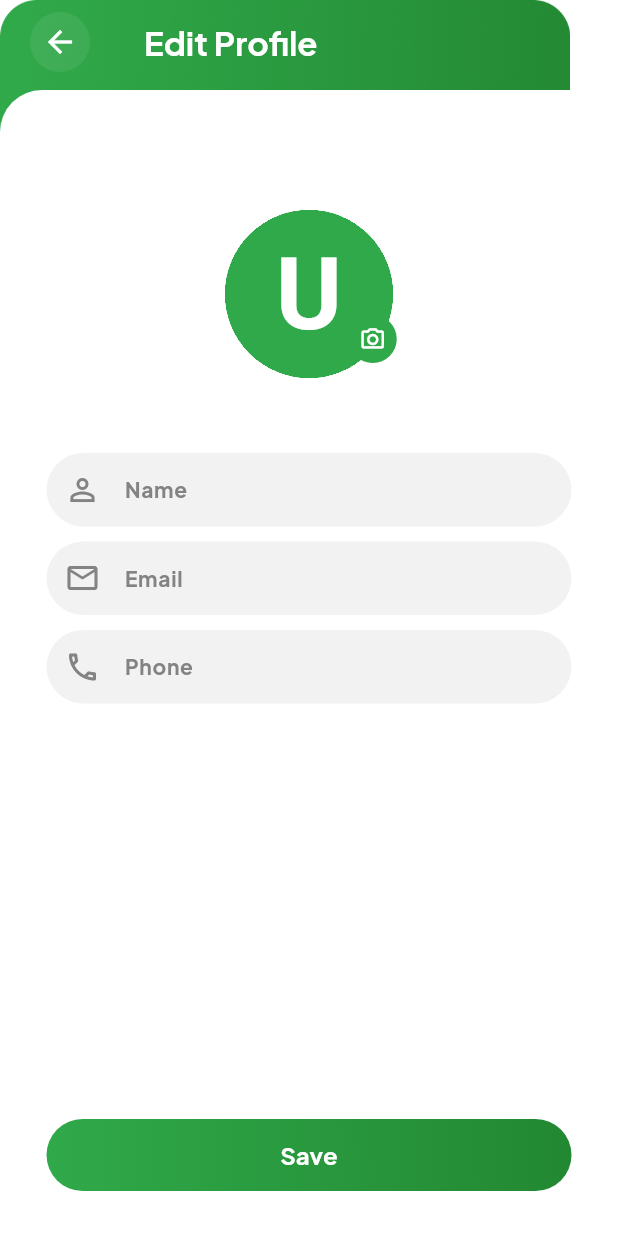
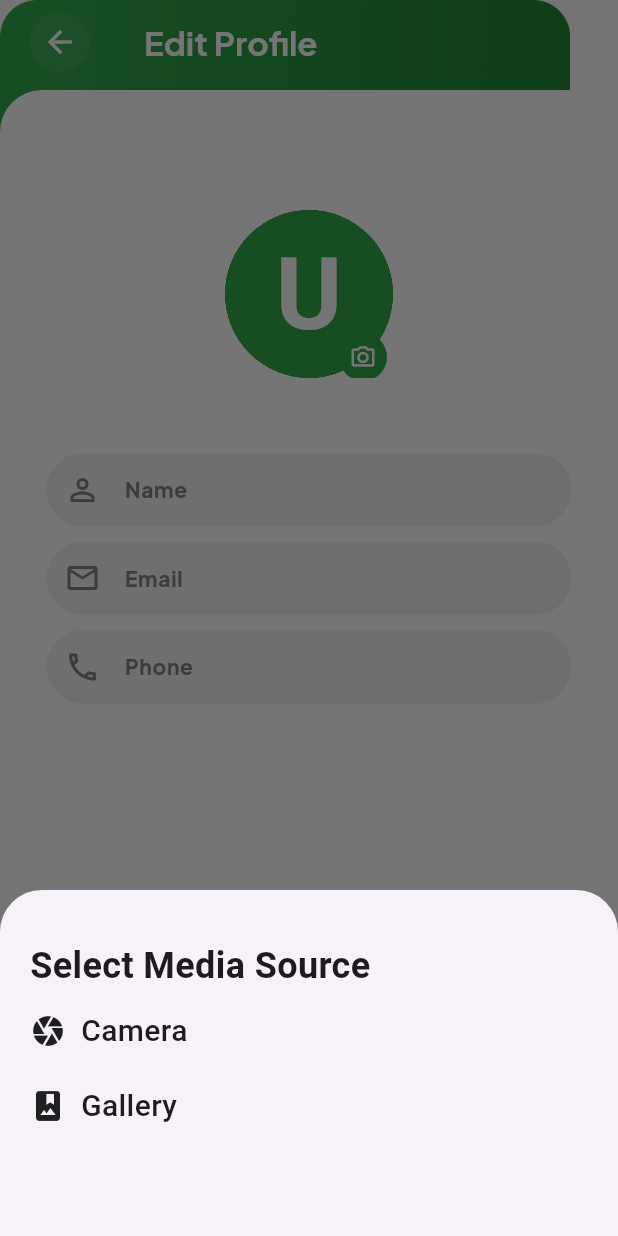
Before and after one commit to Techdotpvtltd/listiaapp, a Flutter app: the EditProfileScreen screen opened directly, after a tap on the "camera alt" icon, on a phone screen of 412 x 824 dp. Run offline on Flutter 3.47's test engine with Material 3 defaults, Android fonts, the phone set to English and light mode, and no system bars; drawn by our look-alikes of cached_network_image; our stand-ins replace cloud_firestore, firebase_auth, firebase_core, firebase_storage, flutter_bloc, flutter_svg and 6 more; accounts and stored records are empty; network calls fail.

Commit message:
User Profile updated

```diff
--- /dev/null
+++ b/lib/blocs/user/user_event.dart
@@ -0,0 +1,24 @@
+// ignore: dangling_library_doc_comments
+/// Project: 	   playtogethher
+/// File:    	   user_event
+/// Path:    	   lib/blocs/user/user_event.dart
+/// Author:       Ali Akbar
+/// Date:        13-03-24 15:41:39 -- Wednesday
+/// Description:
+///
+
+abstract class UserEvent {}
+
+/// Update Profile Event
+class UserEventUpdateProfile extends UserEvent {
+  final String? avatarUrl;
+  final String name;
+  final String email;
+  final String phone;
+  UserEventUpdateProfile({
+    this.avatarUrl,
+    required this.name,
+    required this.email,
+    required this.phone,
+  });
+}
--- /dev/null
+++ b/lib/blocs/user/user_state.dart
@@ -0,0 +1,49 @@
+import '../../exceptions/app_exceptions.dart';
+import '../../models/user_model.dart';
+
+/// Project: 	   playtogethher
+/// File:    	   user_state
+/// Path:    	   lib/blocs/user/user_state.dart
+/// Author:       Ali Akbar
+/// Date:        13-03-24 15:30:25 -- Wednesday
+/// Description:
+
+abstract class UserState {
+  final bool isLoading;
+  final String loadingText;
+
+  UserState({this.isLoading = false, this.loadingText = ""});
+}
+
+// Initial Sttate
+class UserStateInitial extends UserState {}
+
+// =========================== Avatar States================================
+class UserStateAvatarUploading extends UserState {
+  UserStateAvatarUploading(
+      {super.isLoading = true, super.loadingText = "Uploading Avatar."});
+}
+
+class UserStatAvatareUploadingFailure extends UserState {
+  final AppException exception;
+  UserStatAvatareUploadingFailure({required this.exception});
+}
+
+class UserStateAvatarUploaded extends UserState {}
+
+// =========================== Update Profile States ================================
+class UserStateProfileUpdating extends UserState {
+  UserStateProfileUpdating(
+      {super.isLoading = true, super.loadingText = "Updating Profile."});
+}
+
+class UserStateProfileUpdatingFailure extends UserState {
+  final AppException exception;
+  UserStateProfileUpdatingFailure({required this.exception});
+}
+
+class UserStateProfileUpdated extends UserState {
+  final UserModel user;
+
+  UserStateProfileUpdated({required this.user});
+}
--- a/lib/main.dart
+++ b/lib/main.dart
@@ -11,6 +11,7 @@ import 'package:flutter/services.dart';
 import 'package:flutter_bloc/flutter_bloc.dart';
 import 'package:listi_shop/blocs/auth/auth_bloc.dart';
 import 'package:listi_shop/blocs/drawer_cubit/drawer_cubit.dart';
+import 'package:listi_shop/blocs/user/user_bloc.dart';
 import 'package:listi_shop/managers/app_bloc_observer.dart';
 import 'package:listi_shop/screens/onboarding/splash_screen.dart';
 
@@ -44,6 +45,7 @@ class _WasteApp extends StatelessWidget {
       providers: [
         BlocProvider(create: (context) => AuthBloc()),
         BlocProvider(create: (context) => DrawerCubit()),
+        BlocProvider(create: (context) => UserBloc()),
       ],
       child: const _WasteMaterialApp(),
     );
--- a/lib/repos/user_repo.dart
+++ b/lib/repos/user_repo.dart
@@ -100,7 +100,6 @@ class UserRepo {
     required String name,
     required String email,
     required String phone,
-    required String apartment,
     String? imagePath,
   }) async {
     try {
@@ -132,7 +131,6 @@ class UserRepo {
         name: name,
         email: email,
         avatar: imagePath,
-        apartment: apartment,
         phoneNumber: phone,
       );
 
@@ -143,6 +141,7 @@ class UserRepo {
       _userModel = updatedModel;
       return _userModel!;
     } catch (e) {
+      debugPrint(e.toString());
       throw thrownAppException(e: e);
     }
   }
@@ -160,7 +159,7 @@ class UserRepo {
           ? throwAuthException(errorCode: e.code)
           : throwDataException(errorCode: e.code);
     } catch (e) {
-      debugPrint(e.toString());
+      // debugPrint(e.toString());
       throw DataExceptionUnknown(message: e.toString());
     }
   }
--- a/lib/screens/components/avatar_widget.dart
+++ b/lib/screens/components/avatar_widget.dart
@@ -1,7 +1,9 @@
 import 'package:flutter/material.dart';
+import 'package:image_picker/image_picker.dart';
 import 'package:listi_shop/utils/constants/app_theme.dart';
 
 import 'circle_network_image_widget.dart';
+import 'my_image_picker.dart';
 
 class AvatarWidget extends StatefulWidget {
   const AvatarWidget({
@@ -26,6 +28,26 @@ class AvatarWidget extends StatefulWidget {
 
 class _AvatarWidgetState extends State<AvatarWidget> {
   late String selectedAvatar = widget.avatarUrl ?? "";
+
+  void selectImage() {
+    final MyImagePicker imagePicker = MyImagePicker();
+    imagePicker.pick();
+    imagePicker.onSelection(
+      (exception, data) {
+        if (data is XFile) {
+          setState(() {
+            if (widget.onSelectedImage != null) {
+              widget.onSelectedImage!(data.path);
+            }
+            setState(() {
+              selectedAvatar = data.path;
+            });
+          });
+        }
+      },
+    );
+  }
+
   @override
   Widget build(BuildContext context) {
     return Center(
@@ -51,21 +73,28 @@ class _AvatarWidgetState extends State<AvatarWidget> {
                   );
                 },
               ),
-              onTapImage: widget.onSelectedImage != null
-                  ? () {
-                      // selectImage();
-                    }
-                  : () {},
             ),
           ),
           Visibility(
             visible: widget.onSelectedImage != null,
-            child: const Positioned(
-              right: 5,
-              bottom: 5,
-              child: Icon(
-                Icons.camera_alt,
-                color: AppTheme.primaryColor2,
+            child: Positioned(
+              right: 0,
+              bottom: -6,
+              child: IconButton(
+                onPressed: () {
+                  selectImage();
+                },
+                style: const ButtonStyle(
+                  padding: MaterialStatePropertyAll(EdgeInsets.zero),
+                  visualDensity: VisualDensity.compact,
+                  backgroundColor:
+                      MaterialStatePropertyAll(AppTheme.primaryColor1),
+                ),
+                icon: const Icon(
+                  Icons.camera_alt_outlined,
+                  color: Colors.white,
+                  size: 18,
+                ),
               ),
             ),
           )
--- /dev/null
+++ b/lib/screens/components/my_image_picker.dart
@@ -0,0 +1,151 @@
+import 'package:flutter/material.dart';
+import 'package:image_picker/image_picker.dart';
+
+import '../../exceptions/app_exceptions.dart';
+import '../../exceptions/data_exceptions.dart';
+import '../../main.dart';
+
+/// Project: 	   CarRenterApp
+/// File:    	   my_image_picker
+/// Path:    	   lib/utilities/extensions/my_image_picker.dart
+/// Author:       Ali Akbar
+/// Date:        27-02-24 14:14:24 -- Tuesday
+/// Description:
+enum MIPickerSource { both, camera, gallery }
+
+class MyImagePicker {
+  MyImagePicker({
+    this.pickerSource = MIPickerSource.both,
+    this.imageQuality = 30,
+    this.allowMultipleImageSelection = false,
+    this.maxImages,
+  });
+
+  final MIPickerSource pickerSource;
+  final int imageQuality;
+  ImageSource _imageSource = ImageSource.gallery;
+  final bool allowMultipleImageSelection;
+  final int? maxImages;
+
+  void Function(AppException? exception, dynamic data)? _caller;
+
+  void onSelection(Function(AppException? exception, dynamic data) caller) {
+    _caller = caller;
+  }
+
+  Future<void> _pickImage() async {
+    final ImagePicker imagePicker = ImagePicker();
+    dynamic data;
+
+    data = allowMultipleImageSelection
+        ? await imagePicker.pickMultiImage(
+            imageQuality: imageQuality,
+          )
+        : await imagePicker.pickImage(
+            source: _imageSource,
+            imageQuality: imageQuality,
+          );
+    if (data != null) {
+      _caller?.call(null, data);
+      Navigator.pop(navKey.currentContext!);
+      return;
+    }
+
+    _caller?.call(DataExceptionUnknown(message: "Something went wrong."), null);
+  }
+
+  void pick() {
+    switch (pickerSource) {
+      case MIPickerSource.both:
+        _showBottomSheet();
+        break;
+      case MIPickerSource.camera:
+        _imageSource = ImageSource.camera;
+        _pickImage();
+        break;
+      case MIPickerSource.gallery:
+        _imageSource = ImageSource.gallery;
+        _pickImage();
+        break;
+    }
+  }
+
+  void _showBottomSheet() {
+    showModalBottomSheet(
+      context: navKey.currentContext!,
+      builder: (context) {
+        return SizedBox(
+          height: MediaQuery.of(context).size.height * 0.28,
+          width: MediaQuery.of(context).size.width,
+          child: Padding(
+            padding: const EdgeInsets.symmetric(vertical: 34, horizontal: 20),
+            child: Column(
+              crossAxisAlignment: CrossAxisAlignment.start,
+              children: [
+                const Text(
+                  "Select Media Source",
+                  style: TextStyle(
+                    fontSize: 24,
+                    fontWeight: FontWeight.w700,
+                  ),
+                ),
+                const SizedBox(height: 6),
+                InkWell(
+                  onTap: () {
+                    _imageSource = ImageSource.camera;
+                    _pickImage();
+                  },
+                  child: const SizedBox(
+                    height: 40,
+                    child: Row(
+                      children: [
+                        Icon(
+                          Icons.camera,
+                          size: 24,
+                        ),
+                        SizedBox(width: 10),
+                        Text(
+                          "Camera",
+                          style: TextStyle(
+                            fontSize: 20,
+                            fontWeight: FontWeight.w500,
+                          ),
+                        ),
+                      ],
+                    ),
+                  ),
+                ),
+                const SizedBox(height: 10),
+                InkWell(
+                  onTap: () {
+                    _imageSource = ImageSource.gallery;
+                    _pickImage();
+                  },
+                  child: const SizedBox(
+                    height: 40,
+                    child: Row(
+                      children: [
+                        Icon(
+                          Icons.photo_album,
+                          size: 24,
+                        ),
+                        SizedBox(width: 10),
+                        Text(
+                          "Gallery",
+                          style: TextStyle(
+                            fontSize: 20,
+                            fontWeight: FontWeight.w500,
+                          ),
+                        ),
+                      ],
+                    ),
+                  ),
+                ),
+              ],
+            ),
+          ),
+        );
+      },
+    );
+  }
+}
--- a/lib/screens/main/edit_profile_screen.dart
+++ b/lib/screens/main/edit_profile_screen.dart
@@ -6,14 +6,19 @@
 // Description:
 
 import 'package:flutter/material.dart';
+import 'package:flutter_bloc/flutter_bloc.dart';
+import 'package:listi_shop/blocs/user/user_state.dart';
 import 'package:listi_shop/screens/components/custom_button.dart';
 import 'package:listi_shop/screens/components/custom_scaffold.dart';
 import 'package:listi_shop/screens/components/custom_title_textfiled.dart';
 import 'package:listi_shop/utils/constants/constants.dart';
 
+import '../../blocs/user/user_bloc.dart';
+import '../../blocs/user/user_event.dart';
 import '../../models/user_model.dart';
 import '../../repos/user_repo.dart';
 import '../../utils/constants/app_theme.dart';
+import '../../utils/dialogs/dialogs.dart';
 import '../components/avatar_widget.dart';
 
 class EditProfileScreen extends StatefulWidget {
@@ -28,6 +33,7 @@ class _EditProfileScreenState extends State<EditProfileScreen> {
   bool isLoading = false;
   int? errorCode;
   String? errorMessage;
+  String? selctedAvatar;
 
   final TextEditingController emailController = TextEditingController();
   final TextEditingController nameController = TextEditingController();
@@ -37,6 +43,18 @@ class _EditProfileScreenState extends State<EditProfileScreen> {
     emailController.text = user.email;
     nameController.text = user.name;
     phoneController.text = user.phoneNumber;
+    selctedAvatar = user.avatar;
+  }
+
+  void triggerUpdateProfileEvent(UserBloc bloc) {
+    bloc.add(
+      UserEventUpdateProfile(
+        name: nameController.text,
+        email: emailController.text,
+        phone: phoneController.text,
+        avatarUrl: selctedAvatar,
+      ),
+    );
   }
 
   @override
@@ -47,7 +65,35 @@ class _EditProfileScreenState extends State<EditProfileScreen> {
 
   @override
   Widget build(BuildContext context) {
-    return CustomScaffold(
+    return BlocListener<UserBloc, UserState>(
+      listener: (context, state) {
+        if (state is UserStateAvatarUploading ||
+            state is UserStateAvatarUploaded ||
+            state is UserStateProfileUpdated ||
+            state is UserStateProfileUpdating ||
+            state is UserStateProfileUpdatingFailure) {
+          setState(() {
+            isLoading = state.isLoading;
+          });
+
+          if (state is UserStateProfileUpdatingFailure) {
+            if (state.exception.errorCode != null) {
+              setState(() {
+                errorCode = state.exception.errorCode;
+                errorMessage = state.exception.message;
+              });
+              return;
+            }
+            CustomDilaogs().errorBox(message: state.exception.message);
+          }
+
+          if (state is UserStateProfileUpdated) {
+            CustomDilaogs()
+                .successBox(message: "Profiled updated.", title: "Congrats");
+          }
+        }
+      },
+      child: CustomScaffold(
         title: "Edit Profile",
         body: CustomScrollView(
           slivers: [
@@ -61,36 +107,16 @@ class _EditProfileScreenState extends State<EditProfileScreen> {
                     SizedBox(
                       width: 125,
                       height: 112,
-                    child: Stack(
-                      children: [
-                        AvatarWidget(
-                          avatarUrl: user.avatar,
+                      child: AvatarWidget(
+                        avatarUrl: selctedAvatar ?? "",
                         placeholderChar:
                             user.name.isNotEmpty ? user.name[0] : 'U',
                         width: 112,
                         height: 112,
                         backgroundColor: AppTheme.primaryColor2,
-                        ),
-                        Positioned(
-                          right: -0,
-                          bottom: 6,
-                          child: IconButton(
-                            onPressed: () {},
-                            style: const ButtonStyle(
-                              padding:
-                                  MaterialStatePropertyAll(EdgeInsets.zero),
-                              visualDensity: VisualDensity.compact,
-                              backgroundColor: MaterialStatePropertyAll(
-                                  AppTheme.primaryColor1),
-                            ),
-                            icon: const Icon(
-                              Icons.camera_alt_outlined,
-                              color: Colors.white,
-                              size: 18,
-                            ),
-                          ),
-                        ),
-                      ],
+                        onSelectedImage: (url) {
+                          selctedAvatar = url;
+                        },
                       ),
                     ),
 
@@ -123,13 +149,20 @@ class _EditProfileScreenState extends State<EditProfileScreen> {
                       keyboardType: TextInputType.phone,
                     ),
                     const Spacer(),
-                  CustomButton(title: "Save", onPressed: () {}),
+                    CustomButton(
+                      title: "Save",
+                      isLoading: isLoading,
+                      onPressed: () {
+                        triggerUpdateProfileEvent(context.read<UserBloc>());
+                      },
+                    ),
                   ],
                 ),
               ),
             ),
           ],
         ),
+      ),
     );
   }
 }
```
Also changed, not shown: lib/blocs/user/user_bloc.dart (added, +45 -0 lines), lib/screens/main/home_drawer.dart (+18 -3 lines), lib/screens/main/profile_screen.dart (+25 -5 lines), 1 other file. Lines whose indentation alone changed are shown as unchanged.
